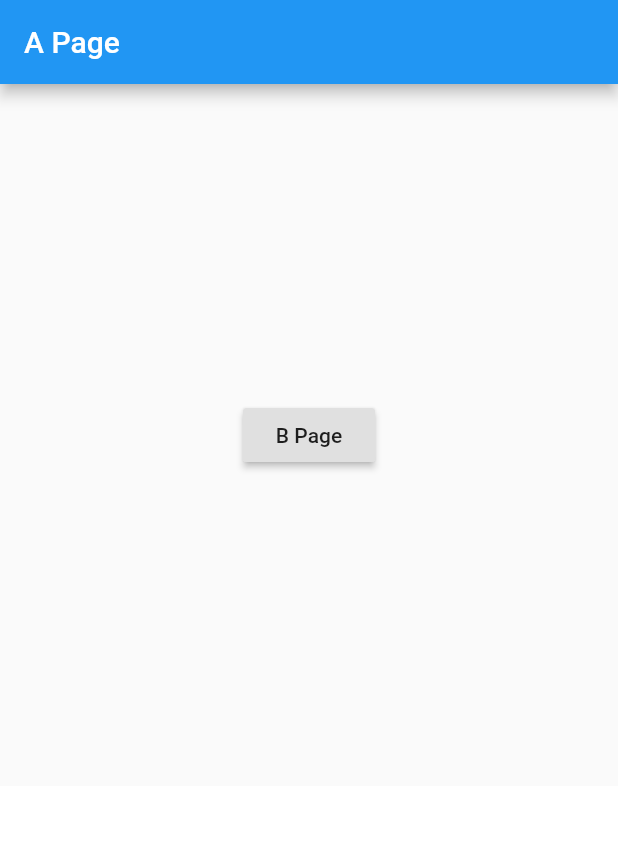
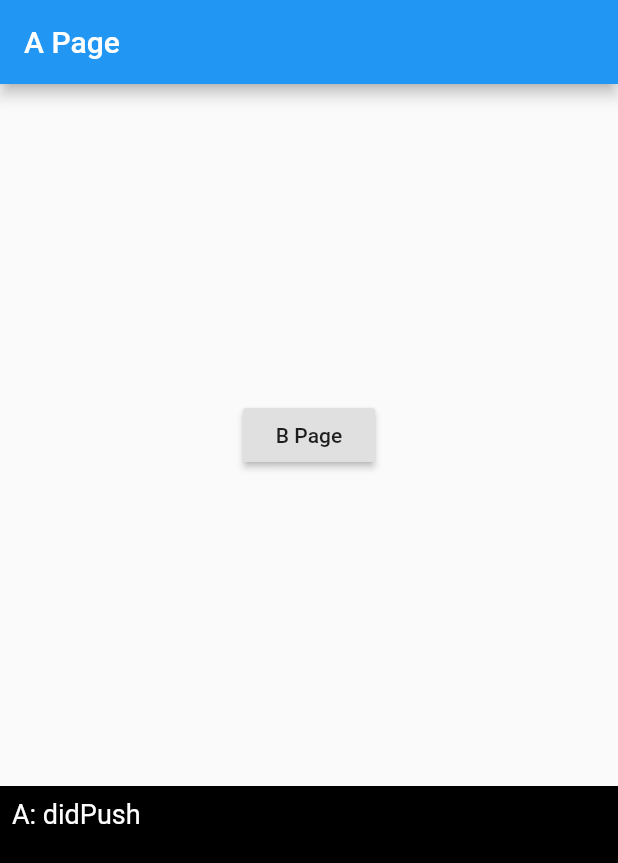
Before and after one commit to mono0926/route_observer_mixin, a Flutter app: the screen it shows after launch, on a phone screen of 412 x 824 dp. Shown: the top 863 px of the screen. Run offline on Flutter 3.47's test engine with Material 2 defaults, Android fonts, the phone set to English and light mode, and no system bars.

Commit message:
Fix log color

```diff
--- a/example/lib/log_view.dart
+++ b/example/lib/log_view.dart
@@ -6,20 +6,24 @@ class LogView extends StatelessWidget {
   @override
   Widget build(BuildContext context) {
     final logger = Provider.of<Logger>(context);
+    final color = Colors.black;
     return WidgetsApp(
       debugShowCheckedModeBanner: false,
-      color: Colors.black,
-      builder: (_, __) => ListView(
+      color: color,
+      builder: (_, __) => ColoredBox(
+        color: color,
+        child: ListView(
           padding: const EdgeInsets.all(8),
           children: logger.logs.reversed
               .map((log) => Text(
                     log,
-                  style: TextStyle(
+                    style: const TextStyle(
                       fontSize: 18,
                       color: Colors.white,
                     ),
                   ))
               .toList(),
+        ),
       ),
     );
   }
```
Lines whose indentation alone changed are shown as unchanged.
